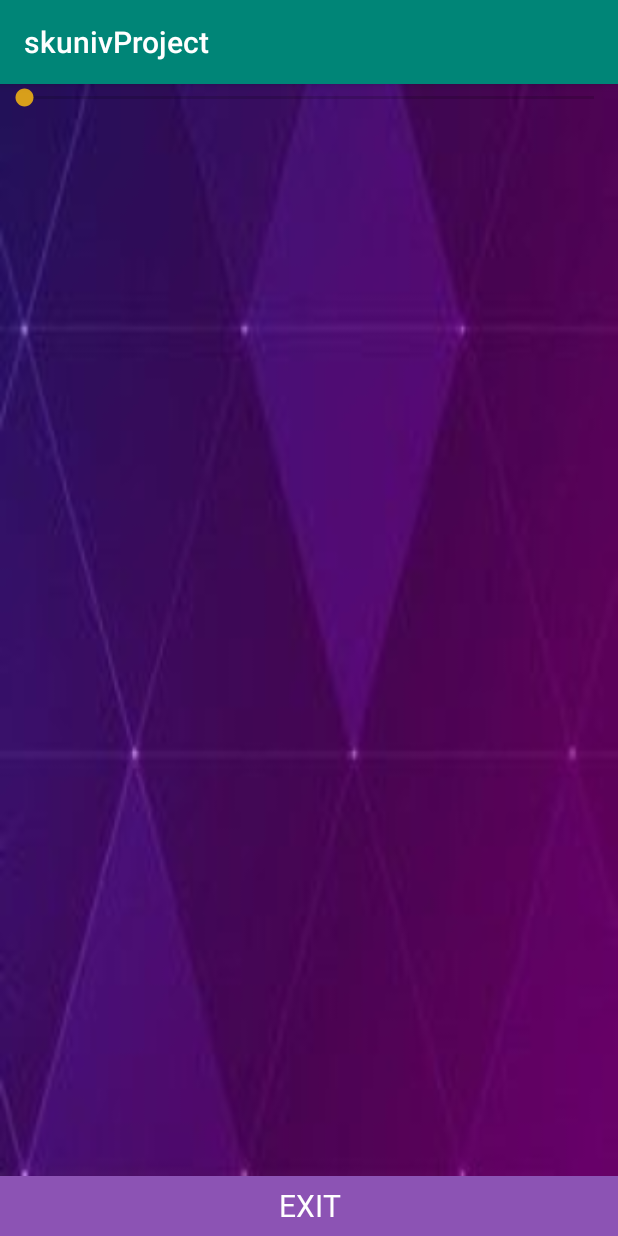
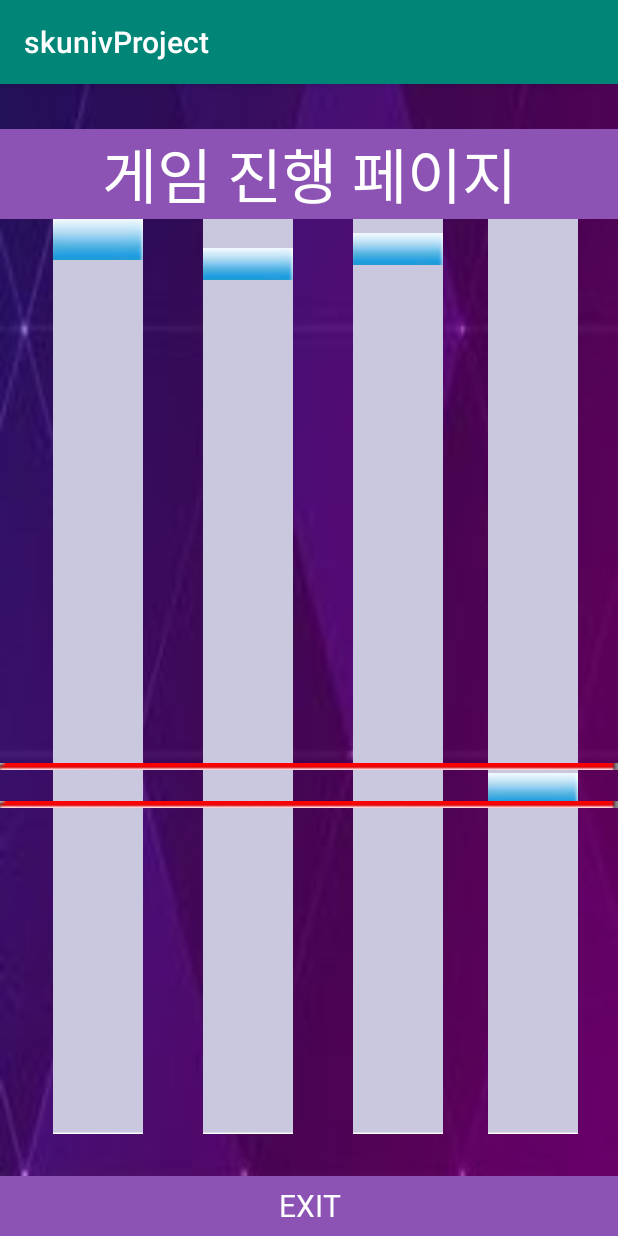
Before and after one commit to Rayoungji/RhythmGame-Android, an Android app: the GamePage2 screen opened directly, with no data from a screen before it, on a phone screen of 412 x 824 dp. Run offline under Robolectric (Android 15) with nearby library versions, the phone set to English and light mode, and no system bars.

Commit message:
Game Page2 ->스레드로 노트 좌표 아래이동 시키기 -> 스레드 버벅임 고쳐야함

```diff
--- a/app/build.gradle
+++ b/app/build.gradle
@@ -23,6 +23,8 @@ dependencies {
     implementation fileTree(dir: 'libs', include: ['*.jar'])
     implementation 'androidx.appcompat:appcompat:1.0.2'
     implementation 'androidx.constraintlayout:constraintlayout:1.1.3'
+    implementation 'com.google.android.material:material:1.0.0'
+    implementation 'androidx.lifecycle:lifecycle-extensions:2.0.0'
     testImplementation 'junit:junit:4.12'
     androidTestImplementation 'androidx.test:runner:1.1.1'
     androidTestImplementation 'androidx.test.espresso:espresso-core:3.1.1'
--- a/app/src/main/AndroidManifest.xml
+++ b/app/src/main/AndroidManifest.xml
@@ -9,7 +9,7 @@
         android:roundIcon="@mipmap/ic_launcher_round"
         android:supportsRtl="true"
         android:theme="@style/AppTheme">
-        <activity android:name=".GamePage2"></activity>
+        <activity android:name=".GamePage2" />
         <activity android:name=".GameDone" />
         <activity android:name=".Rank" />
         <activity android:name=".GamePage" />
--- a/app/src/main/java/com/example/skunivproject/GamePage2.java
+++ b/app/src/main/java/com/example/skunivproject/GamePage2.java
@@ -1,5 +1,6 @@
 package com.example.skunivproject;
 
+import androidx.annotation.NonNull;
 import androidx.appcompat.app.AlertDialog;
 import androidx.appcompat.app.AppCompatActivity;
 
@@ -7,17 +8,25 @@ import android.content.DialogInterface;
 import android.content.Intent;
 import android.media.MediaPlayer;
 import android.os.Bundle;
+import android.os.Handler;
+import android.os.Looper;
+import android.os.Message;
 import android.view.View;
+import android.view.animation.Animation;
+import android.view.animation.AnimationUtils;
 import android.widget.Button;
-import android.widget.SeekBar;
-import android.widget.TextView;
+import android.widget.ImageView;
 
-import org.w3c.dom.Text;
 
+
+//게임 실행화면에 대한 메인 스레드
 public class GamePage2 extends AppCompatActivity {
 
     MediaPlayer mp;
-    SeekBar sb;
+    ImageView note1,note2,note3,note4;
+    Animation anim;
+
+    ProgressHandler progressHandler;
 
     @Override
     protected void onCreate(Bundle savedInstanceState) {
@@ -25,7 +34,31 @@ public class GamePage2 extends AppCompatActivity {
         setContentView(R.layout.activity_game_page2);
 
         Button btn=(Button)findViewById(R.id.exit);
-        SeekBar sb=(SeekBar)findViewById(R.id.sb);
+        note1=(ImageView)findViewById(R.id.note1);
+        note2=(ImageView)findViewById(R.id.note2);
+        note3=(ImageView)findViewById(R.id.note3);
+        note4=(ImageView)findViewById(R.id.note4);
+        anim= AnimationUtils.loadAnimation(getApplicationContext(),R.anim.translate);
+
+        progressHandler=new ProgressHandler();
+        Runnable runnable=new Runnable();
+        Runnable1 runnable1=new Runnable1();
+        Runnable2 runnable2=new Runnable2();
+        Runnable3 runnable3=new Runnable3();
+        //스레드 설정
+        Thread thread=new Thread(runnable);
+        thread.setDaemon(true);
+        Thread thread1=new Thread(runnable1);
+        thread1.setDaemon(true);
+        Thread thread2=new Thread(runnable2);
+        thread2.setDaemon(true);
+        Thread thread3=new Thread(runnable3);
+        thread3.setDaemon(true);
+        thread.start();
+        thread1.start();
+        thread2.start();
+        thread3.start();
+
 
         //인텐트로 음악제목 가져오기
         Intent intent=getIntent();
@@ -39,6 +72,7 @@ public class GamePage2 extends AppCompatActivity {
             mp= MediaPlayer.create(
                 getApplicationContext(), R.raw.wishyouweregay);
             mp.start();
+
         }
 
         if(b.equals(imageName))
@@ -90,5 +124,107 @@ public class GamePage2 extends AppCompatActivity {
         });
 
     }
+    class ProgressHandler extends Handler {
 
+        //받은 메세지를 처리해주는 메소드
+        @Override
+        public void handleMessage(@NonNull Message msg) {
+            super.handleMessage(msg);
+
+            switch (msg.what){
+                case 0:
+                    note1.startAnimation(anim);
+
+
+                case 1:
+                    note2.startAnimation(anim);
+
+
+                case 2:
+                    note3.startAnimation(anim);
+
+
+                case 3:
+                    note4.startAnimation(anim);
+
+
+            }
+        }
+    }
+
+    class Runnable implements java.lang.Runnable{
+
+        @Override
+        public void run() {
+            Looper.prepare(); //루퍼만들기
+
+            while(true){
+                //sendMessage와 같은 개념
+                progressHandler.sendEmptyMessage(0);
+
+                try{
+                    Thread.sleep(3000);
+                }catch (InterruptedException e){
+                    e.printStackTrace();
+                }
+            }
+        }
+    }
+
+    class Runnable1 implements java.lang.Runnable{
+
+        @Override
+        public void run() {
+            Looper.prepare(); //루퍼만들기
+
+            while(true){
+                //sendMessage와 같은 개념
+                progressHandler.sendEmptyMessage(1);
+
+                try{
+                    Thread.sleep(5000);
+                }catch (InterruptedException e){
+                    e.printStackTrace();
+                }
+            }
+        }
+    }
+
+    class Runnable2 implements java.lang.Runnable{
+
+        @Override
+        public void run() {
+            Looper.prepare(); //루퍼만들기
+
+            while(true){
+                //sendMessage와 같은 개념
+                progressHandler.sendEmptyMessage(2);
+
+                try{
+                    Thread.sleep(4000);
+                }catch (InterruptedException e){
+                    e.printStackTrace();
+                }
+            }
+        }
+    }
+
+    class Runnable3 implements java.lang.Runnable{
+
+        @Override
+        public void run() {
+            Looper.prepare(); //루퍼만들기
+
+            while(true){
+                //sendMessage와 같은 개념
+                progressHandler.sendEmptyMessage(3);
+
+                try{
+                    Thread.sleep(6000);
+                }catch (InterruptedException e){
+                    e.printStackTrace();
+                }
+            }
+        }
+    }
 }
--- /dev/null
+++ b/app/src/main/res/anim/translate.xml
@@ -0,0 +1,14 @@
+<?xml version="1.0" encoding="utf-8"?>
+<set xmlns:android="http://schemas.android.com/apk/res/android">
+
+    <translate xmlns:android="http://schemas.android.com/apk/res/android"
+        android:duration="4000"
+        android:fromXDelta="0"
+        android:fromYDelta="0"
+        android:toXDelta="0"
+        android:toYDelta="2000"
+        >
+    </translate>
+
+
+</set>
--- a/app/src/main/res/layout/activity_game_page2.xml
+++ b/app/src/main/res/layout/activity_game_page2.xml
@@ -15,12 +15,91 @@
         android:orientation="vertical"
         android:layout_weight="20">
 
-        <androidx.appcompat.widget.AppCompatSeekBar
+        <TextView
             android:layout_width="match_parent"
             android:layout_height="wrap_content"
-            android:id="@+id/sb"/>
+            android:layout_marginTop="30dp"
+            android:background="#8C53B4"
+            android:fontFamily="@font/sangmoon"
+            android:gravity="center"
+            android:text="게임 진행 페이지"
+            android:textColor="#FFFFFF"
+            android:textSize="40dp" />
 
-    </LinearLayout>
+        <RelativeLayout
+            android:layout_width="match_parent"
+            android:layout_height="match_parent">
+
+            <ImageView
+                android:layout_marginLeft="30dp"
+                android:layout_width="70dp"
+                android:layout_height="610dp"
+                android:src="@drawable/noterout"/>
+
+            <ImageView
+                android:id="@+id/note1"
+                android:layout_marginLeft="35dp"
+                android:layout_width="60dp"
+                android:layout_height="27dp"
+                android:background="@drawable/note"/>
+
+            <ImageView
+                android:layout_marginLeft="130dp"
+                android:layout_width="70dp"
+                android:layout_height="610dp"
+                android:src="@drawable/noterout"/>
+
+            <ImageView
+                android:id="@+id/note2"
+                android:layout_marginLeft="135dp"
+                android:layout_width="60dp"
+                android:layout_height="60dp"
+                android:src="@drawable/note"/>
+
+            <ImageView
+                android:layout_marginLeft="230dp"
+                android:layout_width="70dp"
+                android:layout_height="610dp"
+                android:src="@drawable/noterout"/>
+
+            <ImageView
+                android:id="@+id/note3"
+                android:layout_marginLeft="235dp"
+                android:layout_width="60dp"
+                android:layout_height="40dp"
+                android:src="@drawable/note"/>
+
+            <ImageView
+                android:layout_marginLeft="320dp"
+                android:layout_width="70dp"
+                android:layout_height="610dp"
+                android:src="@drawable/noterout"/>
+
+            <ImageView
+                android:id="@+id/note4"
+                android:layout_marginTop="330dp"
+                android:layout_marginLeft="325dp"
+                android:layout_width="60dp"
+                android:layout_height="100dp"
+                android:src="@drawable/note"/>
+
+            <ImageView
+                android:layout_marginTop="350dp"
+                android:layout_width="match_parent"
+                android:layout_height="30dp"
+                android:src="@drawable/judgeline"/>
+
+            <ImageView
+                android:layout_marginTop="375dp"
+                android:layout_width="match_parent"
+                android:layout_height="30dp"
+                android:src="@drawable/judgeline"/>
+
+
+        </RelativeLayout>
+
+        </LinearLayout>
+
 
     <LinearLayout
         android:layout_width="match_parent"
--- /dev/null
+++ b/app/src/main/res/values-w820dp/dimens.xml
@@ -0,0 +1,6 @@
+<resources>
+    <!-- Example customization of dimensions originally defined in res/values/dimens.xml
+         (such as screen margins) for screens with more than 820dp of available width. This
+         would include 7" and 10" devices in landscape (~960dp and ~1280dp respectively). -->
+    <dimen name="activity_horizontal_margin">64dp</dimen>
+</resources>
--- /dev/null
+++ b/app/src/main/res/values/dimens.xml
@@ -0,0 +1,8 @@
+<resources>
+    <!-- Default screen margins, per the Android Design guidelines. -->
+    <dimen name="activity_horizontal_margin">16dp</dimen>
+    <dimen name="activity_vertical_margin">16dp</dimen>
+    <dimen name="appbar_padding">16dp</dimen>
+    <dimen name="fab_margin">16dp</dimen>
+    <dimen name="appbar_padding_top">8dp</dimen>
+</resources>
--- a/app/src/main/res/values/strings.xml
+++ b/app/src/main/res/values/strings.xml
@@ -1,3 +1,7 @@
 <resources>
     <string name="app_name">skunivProject</string>
+    <string name="title_activity_sample_tabbed">SampleTabbedActivity</string>
+    <string name="tab_text_1">Tab 1</string>
+    <string name="tab_text_2">Tab 2</string>
+    <string name="title_activity_main2">Main2Activity</string>
 </resources>
--- a/app/src/main/res/values/styles.xml
+++ b/app/src/main/res/values/styles.xml
@@ -9,4 +9,13 @@
         <item name="colorAccent">@color/colorAccent</item>
     </style>
 
+    <style name="AppTheme.NoActionBar">
+        <item name="windowActionBar">false</item>
+        <item name="windowNoTitle">true</item>
+    </style>
+
+    <style name="AppTheme.AppBarOverlay" parent="ThemeOverlay.AppCompat.Dark.ActionBar" />
+
+    <style name="AppTheme.PopupOverlay" parent="ThemeOverlay.AppCompat.Light" />
+
 </resources>
```
Also changed, not shown: app/src/main/res/drawable/judgeline.PNG (added), app/src/main/res/drawable/note.PNG (added), app/src/main/res/drawable/noterout.PNG (added), app/src/main/res/layout/musicitem.xml (indentation only).
